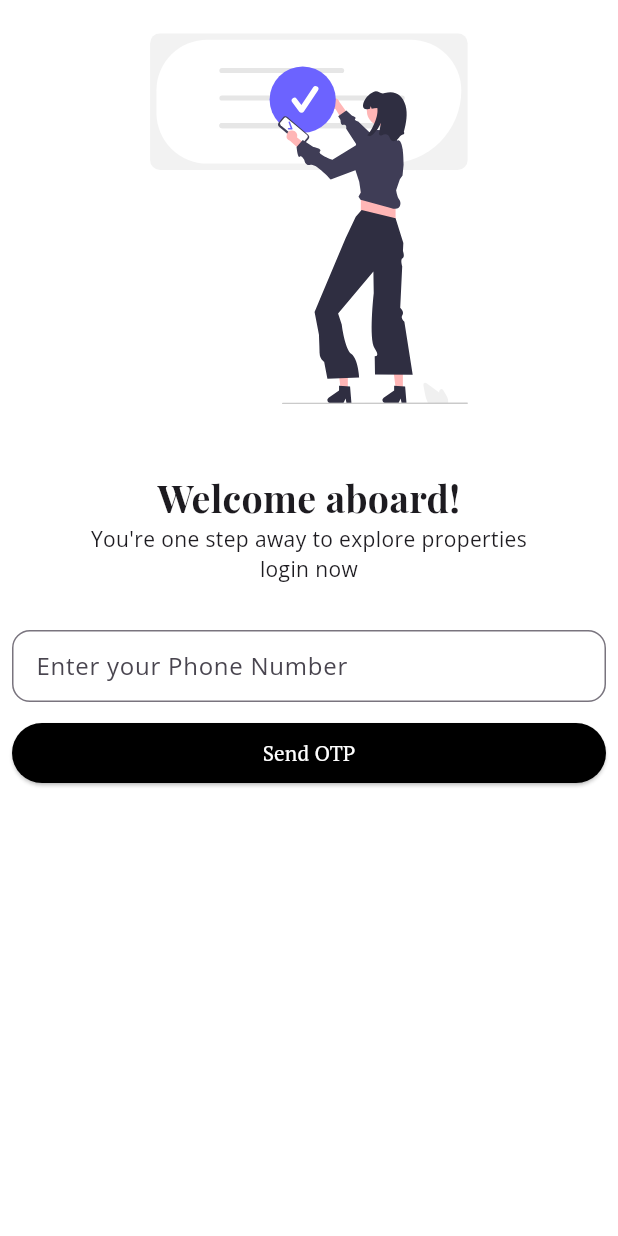
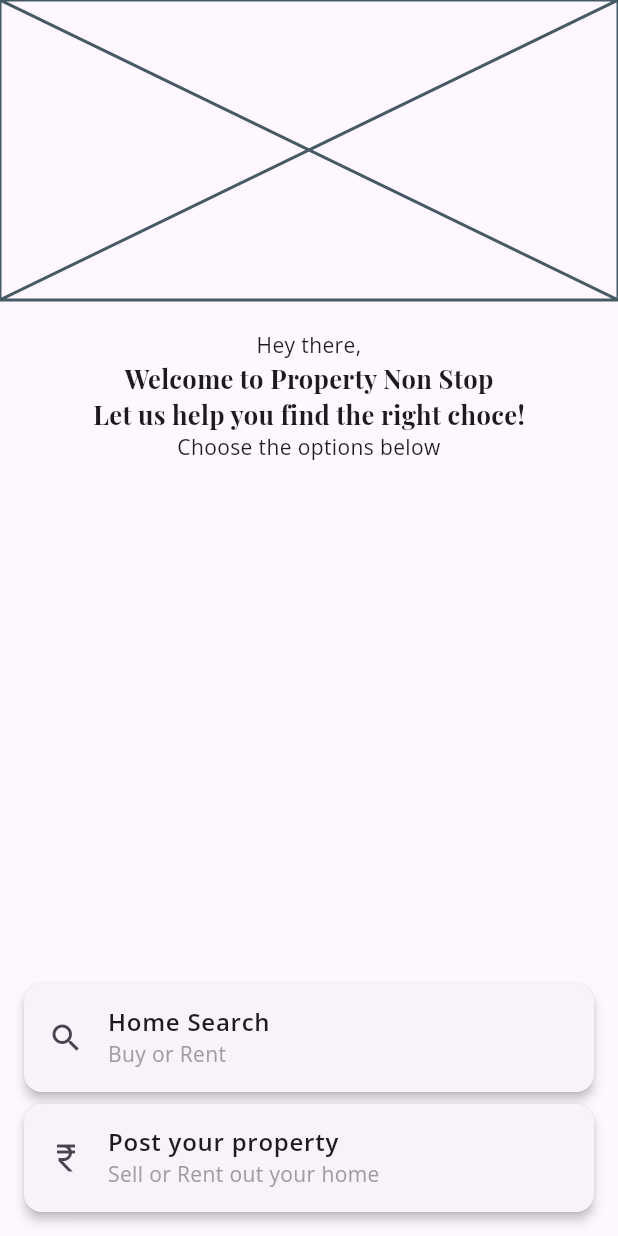
Before and after one commit to Pawan89844/propertynonstop, a Flutter app: the screen it shows after launch, on a phone screen of 412 x 824 dp. Run offline on Flutter 3.47's test engine with Material 3 defaults, Android fonts, the phone set to English and light mode, and no system bars; our stand-ins replace firebase_auth, firebase_core, flutter_svg, google_fonts; accounts and stored records are empty.

Commit message:
OnBoarding screen completed

```diff
--- /dev/null
+++ b/lib/View/on-boarding/Model/On-Boarding-Model.dart
@@ -0,0 +1,29 @@
+// ignore_for_file: file_names
+
+import 'package:flutter/material.dart';
+
+class OnBoardingModel<T> {
+  final String id;
+  final T icon;
+  final String title;
+  final String subtitle;
+
+  OnBoardingModel(
+      {required this.icon,
+      required this.title,
+      required this.subtitle,
+      required this.id});
+
+  static List<OnBoardingModel> options = <OnBoardingModel>[
+    OnBoardingModel(
+        id: 'home',
+        icon: const Icon(Icons.search),
+        title: 'Home Search',
+        subtitle: 'Buy or Rent'),
+    OnBoardingModel(
+        id: 'post-property',
+        icon: const Icon(Icons.currency_rupee),
+        title: 'Post your property',
+        subtitle: 'Sell or Rent out your home'),
+  ];
+}
--- /dev/null
+++ b/lib/View/on-boarding/On-Boarding.dart
@@ -0,0 +1,81 @@
+// ignore_for_file: file_names
+
+import 'package:flutter/material.dart';
+import 'package:propertynonstop/View/on-boarding/View-Model/On-Boarding-View-Model.dart';
+import 'package:propertynonstop/Widget/AppText/AppHeadingText.dart';
+import 'package:propertynonstop/Widget/AppText/AppText.dart';
+
+class OnBoarding extends StatelessWidget {
+  OnBoarding({super.key});
+  final OnBoardingViewModel _viewModel = OnBoardingViewModel();
+
+  @override
+  Widget build(BuildContext context) {
+    return Scaffold(
+      body: SafeArea(
+          child: Column(
+        crossAxisAlignment: CrossAxisAlignment.start,
+        children: [
+          const Placeholder(
+            fallbackHeight: 200.0,
+            fallbackWidth: double.infinity,
+          ),
+          const SizedBox(height: 20.0),
+          Column(
+            children: [
+              const AppText(data: 'Hey there,'),
+              Container(
+                alignment: Alignment.center,
+                child: const AppHeadingText(
+                    data: 'Welcome to Property Non Stop',
+                    fontSize: 17.0,
+                    textAlign: TextAlign.start),
+              ),
+              Container(
+                alignment: Alignment.center,
+                child: const AppHeadingText(
+                    data: 'Let us help you find the right choce!',
+                    fontSize: 17.0,
+                    textAlign: TextAlign.start),
+              ),
+              Container(
+                  alignment: Alignment.center,
+                  child: const AppText(data: 'Choose the options below'))
+            ],
+          ),
+          const Spacer(),
+          Padding(
+            padding: const EdgeInsets.all(12.0),
+            child: Column(
+              children: _viewModel
+                  .listOptions()
+                  .map(
+                    (property) => Card(
+                      borderOnForeground: true,
+                      elevation: 3.0,
+                      surfaceTintColor: Colors.white,
+                      child: ListTile(
+                        leading: property.icon,
+                        title: Container(
+                            alignment: Alignment.centerLeft,
+                            child: AppText(
+                              data: property.title,
+                              fontWeight: FontWeight.w600,
+                            )),
+                        subtitle: Container(
+                            alignment: Alignment.centerLeft,
+                            child: AppText(
+                              data: property.subtitle,
+                              color: Colors.grey,
+                            )),
+                      ),
+                    ),
+                  )
+                  .toList(),
+            ),
+          )
+        ],
+      )),
+    );
+  }
+}
--- /dev/null
+++ b/lib/View/on-boarding/View-Model/On-Boarding-View-Model.dart
@@ -0,0 +1,8 @@
+// ignore_for_file: file_names
+import 'package:propertynonstop/View/on-boarding/Model/On-Boarding-Model.dart';
+
+class OnBoardingViewModel {
+  List<OnBoardingModel> listOptions() {
+    return OnBoardingModel.options;
+  }
+}
--- a/lib/Widget/AppText/AppHeadingText.dart
+++ b/lib/Widget/AppText/AppHeadingText.dart
@@ -7,16 +7,18 @@ class AppHeadingText extends StatelessWidget {
   final String data;
   final FontWeight? fontWeight;
   final double? fontSize;
+  final TextAlign textAlign;
   const AppHeadingText(
       {super.key,
       required this.data,
       this.fontWeight = FontWeight.bold,
-      this.fontSize = 25.0});
+      this.fontSize = 25.0,
+      this.textAlign = TextAlign.center});
 
   @override
   Widget build(BuildContext context) {
     return Text(data,
-        textAlign: TextAlign.center,
+        textAlign: textAlign,
         style: GoogleFonts.playfairDisplay(
             fontWeight: fontWeight, fontSize: fontSize));
   }
--- a/lib/Widget/AppText/AppText.dart
+++ b/lib/Widget/AppText/AppText.dart
@@ -5,11 +5,14 @@ import 'package:google_fonts/google_fonts.dart';
 
 class AppText extends StatelessWidget {
   final String data;
-  const AppText({super.key, required this.data});
+  final Color? color;
+  final FontWeight? fontWeight;
+  const AppText({super.key, required this.data, this.color, this.fontWeight});
 
   @override
   Widget build(BuildContext context) {
     return Text(data,
-        textAlign: TextAlign.center, style: GoogleFonts.openSans());
+        textAlign: TextAlign.center,
+        style: GoogleFonts.openSans(color: color, fontWeight: fontWeight));
   }
 }
--- a/lib/main.dart
+++ b/lib/main.dart
@@ -1,6 +1,7 @@
 import 'package:flutter/material.dart';
 import 'package:propertynonstop/View/auth/login.dart';
 import 'package:firebase_core/firebase_core.dart' as firebase;
+import 'package:propertynonstop/View/on-boarding/On-Boarding.dart';
 
 void main() async {
   WidgetsFlutterBinding.ensureInitialized();
@@ -17,7 +18,7 @@ class PropertyNonStop extends StatelessWidget {
     return MaterialApp(
       title: 'Property Non Stop',
       theme: ThemeData(useMaterial3: true),
-      home: Login(),
+      home: OnBoarding(),
       debugShowCheckedModeBanner: false,
     );
   }
```
